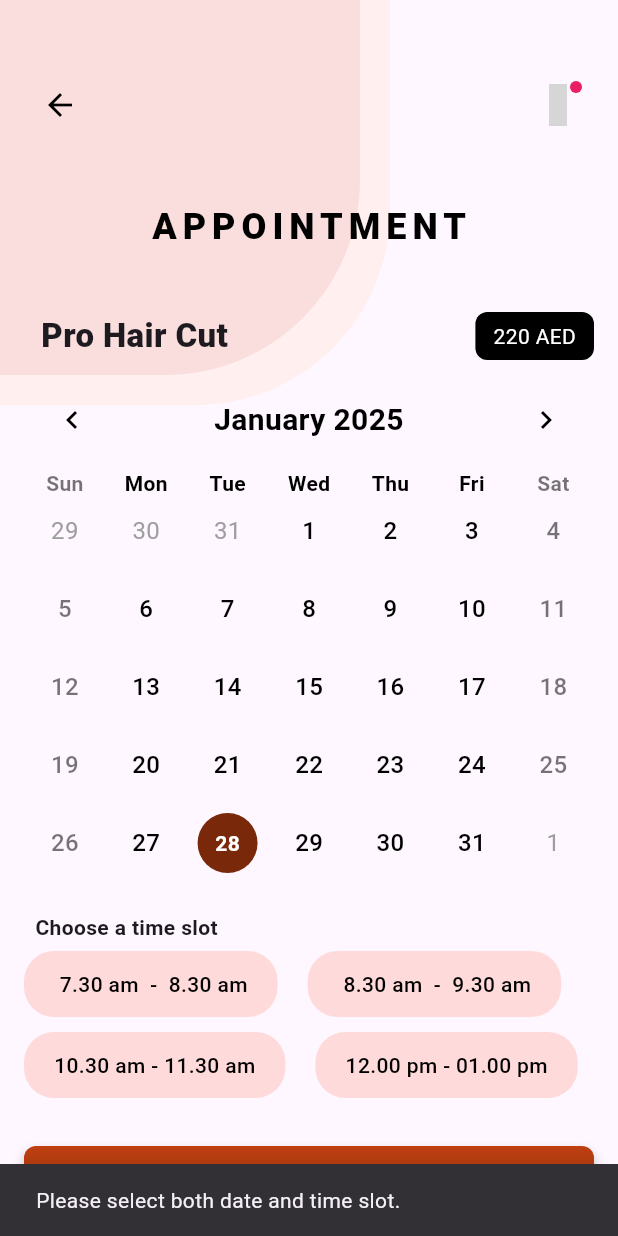
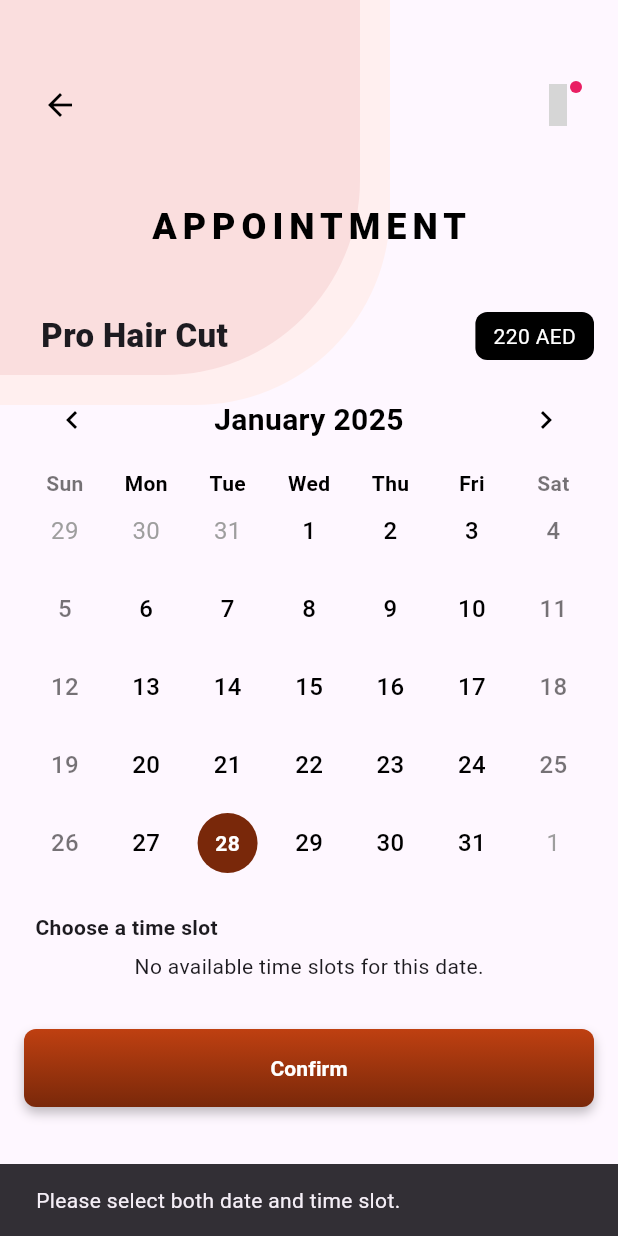
Before and after one commit to sheronfdo/saloon-app, a Flutter app: the BookingRescheduleView screen opened directly with empty values, after a tap on "Confirm", on a phone screen of 412 x 824 dp. Run offline on Flutter 3.47's test engine with Material 3 defaults, Android fonts, the phone set to English and light mode, and no system bars; drawn by our look-alikes of table_calendar; our stand-ins replace cloud_firestore, firebase_auth, firebase_core, fluttertoast, font_awesome_flutter, google_maps_flutter and 5 more; accounts and stored records are empty; project files that could hold a hidden picture were left out; grey boxes are pictures that could not be loaded.

Commit message:
booking reshedule time slot upddate

```diff
--- a/lib/screens/admin/flow/bookingReschedule/reschedule_view.dart
+++ b/lib/screens/admin/flow/bookingReschedule/reschedule_view.dart
@@ -4,7 +4,6 @@ import 'package:saloon_app/components/custom/custom_btn.dart';
 import 'package:saloon_app/components/custom/custom_calender.dart';
 import 'package:saloon_app/screens/admin/flow/rejectedBooking/rejectBooking_view.dart';
 import 'package:saloon_app/services/admin/flow/Bookings/shedule_service.dart';
-
 
 class BookingRescheduleView extends StatefulWidget {
   final String appointmentId;
@@ -19,6 +18,23 @@ class BookingRescheduleState extends State<BookingRescheduleView> {
   DateTime _selectedDate = DateTime.now();
   final DateTime _focusedDate = DateTime.now();
   String? selectedTimeSlot;
+  List<Map<String, dynamic>> _timeSlots = [];
+
+  @override
+  void initState() {
+    super.initState();
+    _fetchAvailability();
+  }
+
+  // Fetch availability when a new day is selected
+  Future<void> _fetchAvailability() async {
+    List<Map<String, dynamic>> timeSlots = await ScheduleService().getAvailabilityForReschedule(
+      day: _selectedDate.toIso8601String().split('T')[0], // Get date in yyyy-mm-dd format
+    );
+    setState(() {
+      _timeSlots = timeSlots;
+    });
+  }
 
   @override
   Widget build(BuildContext context) {
@@ -176,6 +192,7 @@ class BookingRescheduleState extends State<BookingRescheduleView> {
         setState(() {
           _selectedDate = selectedDate;
         });
+        _fetchAvailability(); // Fetch availability when the date changes
       },
     );
   }
@@ -189,20 +206,19 @@ class BookingRescheduleState extends State<BookingRescheduleView> {
           style: TextStyle(fontSize: 14, fontWeight: FontWeight.bold),
         ),
         const SizedBox(height: 6),
+        if (_timeSlots.isEmpty)
+          const Center(child: Text('No available time slots for this date.')),
+        if (_timeSlots.isNotEmpty)
           Wrap(
             spacing: 20,
             runSpacing: 10,
-          children: [
-            ' 7.30 am  -  8.30 am',
-            ' 8.30 am  -  9.30 am',
-            '10.30 am - 11.30 am',
-            '12.00 pm - 01.00 pm',
-          ].map((slot) {
-            final isSelected = selectedTimeSlot == slot;
+            children: _timeSlots.map((slot) {
+              final String time = slot['start'] + " - " + slot['end'];
+              final isSelected = selectedTimeSlot == time;
               return GestureDetector(
                 onTap: () {
                   setState(() {
-                  selectedTimeSlot = slot;
+                    selectedTimeSlot = time;
                   });
                 },
                 child: Container(
@@ -221,7 +237,7 @@ class BookingRescheduleState extends State<BookingRescheduleView> {
                     ),
                   ),
                   child: Text(
-                  slot,
+                    time,
                     style: TextStyle(
                       fontSize: 14,
                       fontWeight: FontWeight.w500,
```
Lines whose indentation alone changed are shown as unchanged.
